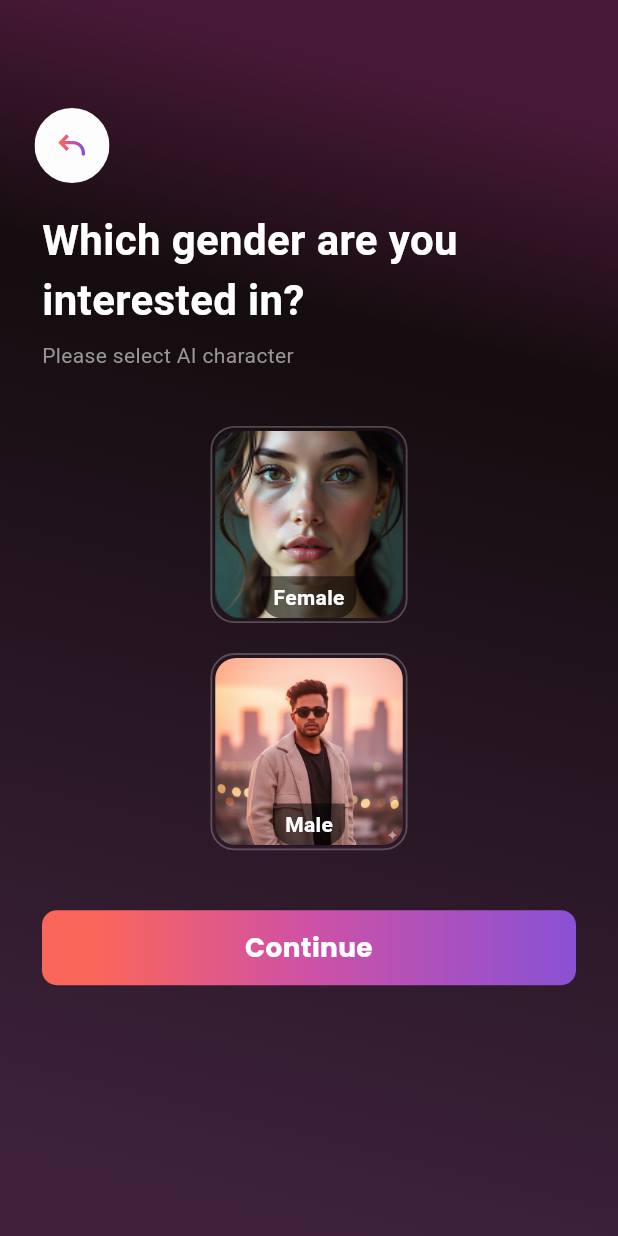
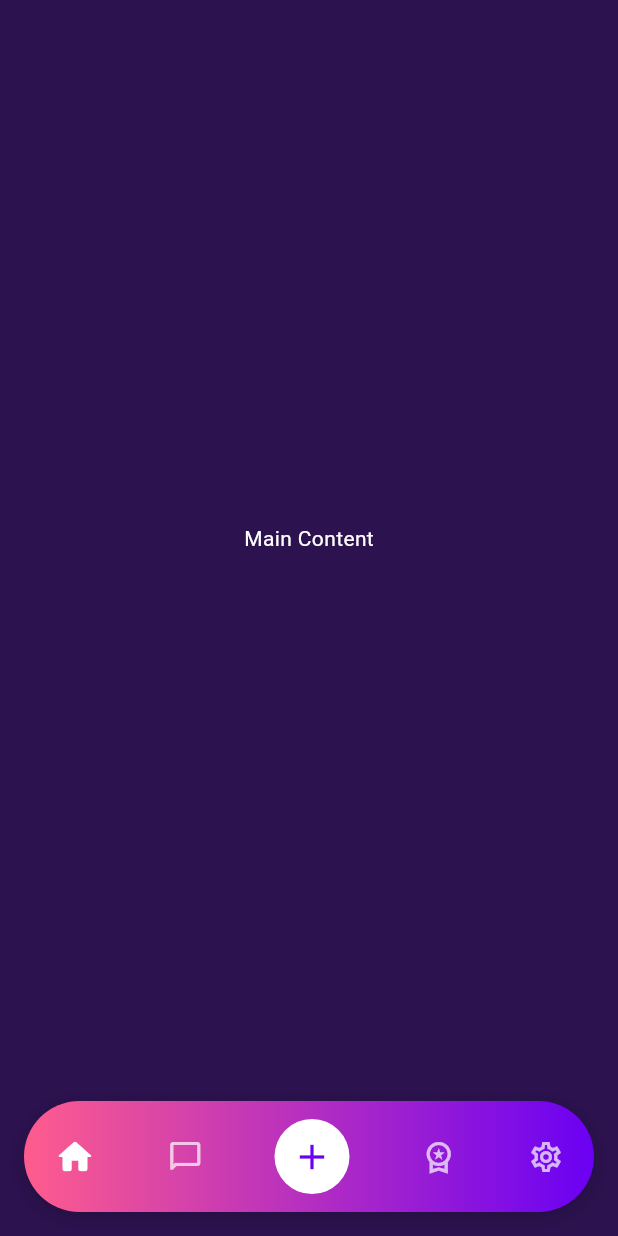
Before and after one commit to nahidhasan360/Ai-dating-App, a Flutter app: the InterestedGender screen opened by its route, after a tap on "Continue", on a phone screen of 412 x 824 dp. Run offline on Flutter 3.47's test engine with Material 3 defaults, Android fonts, the phone set to English and light mode, and no system bars; our stand-ins replace flutter_screenutil, flutter_svg, get, google_fonts, image_picker, pin_code_fields; network calls fail.

Commit message:
create nabvar custom

```diff
--- a/lib/core/routes/all_routes.dart
+++ b/lib/core/routes/all_routes.dart
@@ -8,6 +8,7 @@ import '../../views/auth/login-screen/confirm_screen/confirm_screen.dart';
 import '../../views/auth/login-screen/login_screen.dart';
 import '../../views/auth/login-screen/otp_screen/otp_screen.dart';
 import '../../views/create_account/create_account.dart';
+import '../../views/create_account/create_bot/create_bot.dart';
 import '../../views/create_account/interested_gender/interested_gender.dart';
 import '../../views/create_account/select_gender/selected_Gender.dart';
 import '../../views/create_account/set_password/set_password.dart';
@@ -49,21 +50,12 @@ class AppRoutes {
   static const String createAccount = "/CreateAccount";
   static const String setPassword = "/SetPassword";
   static const String interestedGender = "/InterestedGender";
+  static const String createBot = "/CreateBot";
 
   // ================ select gender ========================
-  static const String  selectGender  = "/SelectGender";
-
-
-
-
-
-
-
+  static const String selectGender = "/SelectGender";
 
   // bridge
-
-
-
 
   static List<GetPage> routes = [
     ///=========================== onboarding Part 1  =======================//
@@ -74,6 +66,7 @@ class AppRoutes {
     GetPage(name: welcomeScreen, page: () => WelcomeScreen()),
     GetPage(name: welcomeScreen2, page: () => WelcomeScreen2()),
     GetPage(name: welcome, page: () => WelcomePage()),
+
     /// ===================================================================
     //=========================== Login ==============================
     GetPage(name: login, page: () => LoginScreen()),
@@ -89,18 +82,12 @@ class AppRoutes {
     GetPage(name: setNewPassword, page: () => SetNewPassword()),
     GetPage(name: successScreen, page: () => SuccessScreen()),
 
-
     //===========  select gender ==================
-
-    GetPage(name: selectGender, page: () => SelectGender(),),
+    GetPage(name: selectGender, page: () => SelectGender()),
     //===========  CreateAccount ==================
-    GetPage(name: createAccount, page: () => CreateAccount(),),
-    GetPage(name: setPassword, page: () => SetPassword(),),
-    GetPage(name: interestedGender, page: () => InterestedGender(),)
-
-
-
-
-
+    GetPage(name: createAccount, page: () => CreateAccount()),
+    GetPage(name: setPassword, page: () => SetPassword()),
+    GetPage(name: interestedGender, page: () => InterestedGender()),
+    GetPage(name: createBot, page: () => CreateBot()),
   ];
 }
--- /dev/null
+++ b/lib/global_widgets/custom_navbar.dart
@@ -0,0 +1,84 @@
+import 'package:flutter/material.dart';
+import 'package:get/get.dart';
+
+class NavController extends GetxController {
+  var currentIndex = 0.obs;
+
+  void changeTab(int index) {
+    currentIndex.value = index;
+  }
+}
+
+class CustomBottomNavBar extends StatelessWidget {
+  final NavController controller = Get.put(NavController());
+
+  CustomBottomNavBar({super.key});
+
+  final List<IconData> icons = const [
+    Icons.home_rounded,
+    Icons.chat_bubble_outline_rounded,
+    Icons.add, // center button
+    Icons.workspace_premium_outlined,
+    Icons.settings_outlined,
+  ];
+
+  @override
+  Widget build(BuildContext context) {
+    return Obx(() {
+      return Container(
+        margin: const EdgeInsets.all(16),
+        padding: const EdgeInsets.symmetric(horizontal: 20, vertical: 12),
+        decoration: BoxDecoration(
+          gradient: const LinearGradient(
+            colors: [Color(0xFFFF5C8D), Color(0xFF6A00F4)],
+            begin: Alignment.centerLeft,
+            end: Alignment.centerRight,
+          ),
+          borderRadius: BorderRadius.circular(40),
+          boxShadow: [
+            BoxShadow(
+              color: Colors.black.withOpacity(0.2),
+              blurRadius: 10,
+              offset: const Offset(0, 3),
+            ),
+          ],
+        ),
+        child: Row(
+          mainAxisAlignment: MainAxisAlignment.spaceBetween,
+          children: List.generate(icons.length, (index) {
+            // Center add button
+            if (index == 2) {
+              return GestureDetector(
+                onTap: () => controller.changeTab(index),
+                child: Container(
+                  height: 50,
+                  width: 50,
+                  decoration: const BoxDecoration(
+                    shape: BoxShape.circle,
+                    color: Colors.white,
+                  ),
+                  child: Icon(
+                    Icons.add,
+                    color: Color(0xFF6A00F4),
+                    size: 28,
+                  ),
+                ),
+              );
+            }
+
+            bool isActive = controller.currentIndex.value == index;
+
+            return GestureDetector(
+              onTap: () => controller.changeTab(index),
+              child: Icon(
+                icons[index],
+                color: isActive ? Colors.white : Colors.white70,
+                size: isActive ? 28 : 24,
+              ),
+            );
+          }),
+        ),
+      );
+    });
+  }
+}
--- a/lib/views/create_account/create_bot/create_bot.dart
+++ b/lib/views/create_account/create_bot/create_bot.dart
@@ -0,0 +1,21 @@
+import 'package:flutter/material.dart';
+import '../../../global_widgets/custom_navbar.dart';
+
+class CreateBot extends StatelessWidget {
+ const CreateBot({super.key});
+
+  @override
+  Widget build(BuildContext context) {
+    return Scaffold(
+      backgroundColor: const Color(0xFF2C124F),
+      body: const
+
+
+
+      Center(
+        child: Text("Main Content", style: TextStyle(color: Colors.white)),
+      ),
+      bottomNavigationBar: CustomBottomNavBar(),
+    );
+  }
+}
--- a/lib/views/create_account/interested_gender/interested_gender.dart
+++ b/lib/views/create_account/interested_gender/interested_gender.dart
@@ -3,6 +3,9 @@ import 'package:dating_apps/global_widgets/custom_button.dart';
 import 'package:dating_apps/utils/assets_manager.dart';
 import 'package:dating_apps/utils/colors.dart';
 import 'package:flutter/material.dart';
+import 'package:get/get.dart';
+import 'package:get/get_core/src/get_main.dart';
+import '../../../core/routes/all_routes.dart';
 import 'custom_widgets_intrst/custom_widgets_intrst.dart';
 
 class InterestedGender extends StatelessWidget {
@@ -12,7 +15,7 @@ class InterestedGender extends StatelessWidget {
   Widget build(BuildContext context) {
     return Scaffold(
       extendBodyBehindAppBar: true,
-      appBar: CustomAppBar(iconPath: SvgManager.back,),
+      appBar: CustomAppBar(iconPath: SvgManager.back),
 
       body: Container(
         width: double.infinity,
@@ -56,14 +59,18 @@ class InterestedGender extends StatelessWidget {
                 Column(
                   crossAxisAlignment: CrossAxisAlignment.center,
                   mainAxisAlignment: MainAxisAlignment.center,
-                  children: [const SizedBox(height: 20), InterestedGenderSelection()],
+                  children: [
+                    const SizedBox(height: 20),
+                    InterestedGenderSelection(),
+                  ],
                 ),
                 const SizedBox(height: 40),
 
                 // use below custom button
                 CustomButton(
                   onTap: () {
-                    // Get.toNamed(AppRoutes.interestedGender);
+                    Get.toNamed(AppRoutes.createBot);
+                    print('addd');
                   },
                   title: 'Continue',
                   fontSize: 16,
```
